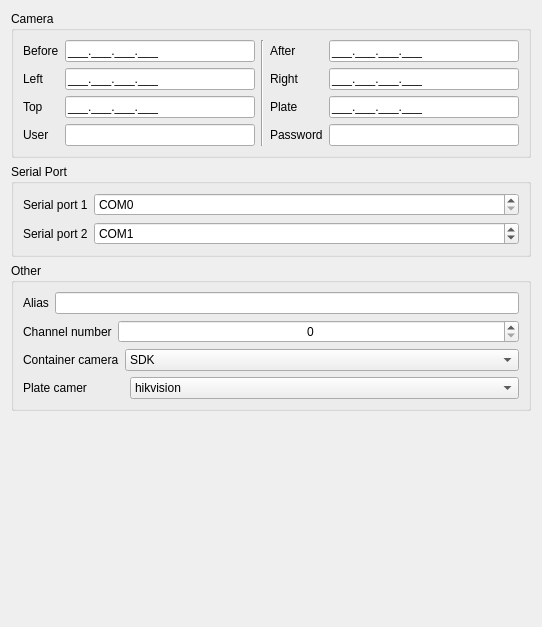
Qt form Main/Setting/channel_setting_form.ui (519984307/Container_Multiple_Channels_20200522) before a commit.
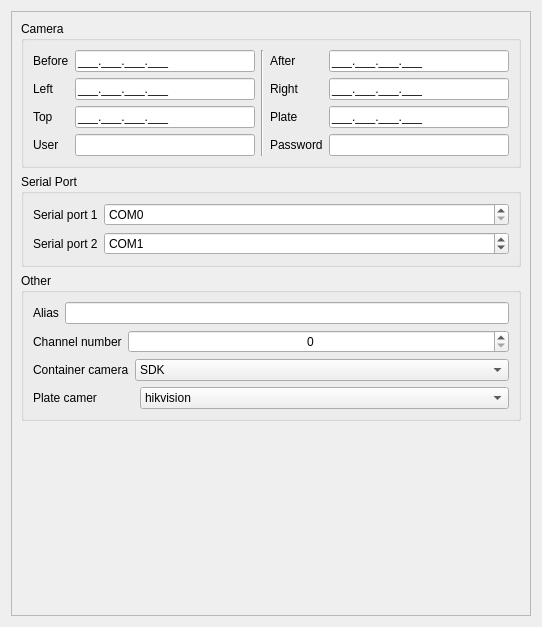
The same form after that commit.

```diff
--- a/Main/Setting/channel_setting_form.ui
+++ b/Main/Setting/channel_setting_form.ui
@@ -16,6 +16,21 @@
   <property name="autoFillBackground">
    <bool>false</bool>
   </property>
+  <layout class="QGridLayout" name="gridLayout_5">
+   <item row="0" column="0">
+    <widget class="QScrollArea" name="scrollArea">
+     <property name="widgetResizable">
+      <bool>true</bool>
+     </property>
+     <widget class="QWidget" name="scrollAreaWidgetContents">
+      <property name="geometry">
+       <rect>
+        <x>0</x>
+        <y>0</y>
+        <width>526</width>
+        <height>611</height>
+       </rect>
+      </property>
   <layout class="QGridLayout" name="gridLayout_4">
    <item row="0" column="0">
     <widget class="QGroupBox" name="groupBox">
@@ -333,28 +348,17 @@
      <property name="sizeHint" stdset="0">
       <size>
        <width>20</width>
-       <height>132</height>
+           <height>76</height>
       </size>
      </property>
     </spacer>
    </item>
   </layout>
  </widget>
- <tabstops>
-  <tabstop>lineEdit_11</tabstop>
-  <tabstop>lineEdit_14</tabstop>
-  <tabstop>lineEdit_16</tabstop>
-  <tabstop>lineEdit_10</tabstop>
-  <tabstop>lineEdit_9</tabstop>
-  <tabstop>lineEdit_15</tabstop>
-  <tabstop>lineEdit_13</tabstop>
-  <tabstop>lineEdit_12</tabstop>
-  <tabstop>spinBox</tabstop>
-  <tabstop>spinBox_2</tabstop>
-  <tabstop>lineEdit_17</tabstop>
-  <tabstop>comboBox</tabstop>
-  <tabstop>comboBox_2</tabstop>
- </tabstops>
+    </widget>
+   </item>
+  </layout>
+ </widget>
  <resources/>
  <connections/>
 </ui>
```
Lines whose indentation alone changed are shown as unchanged.
